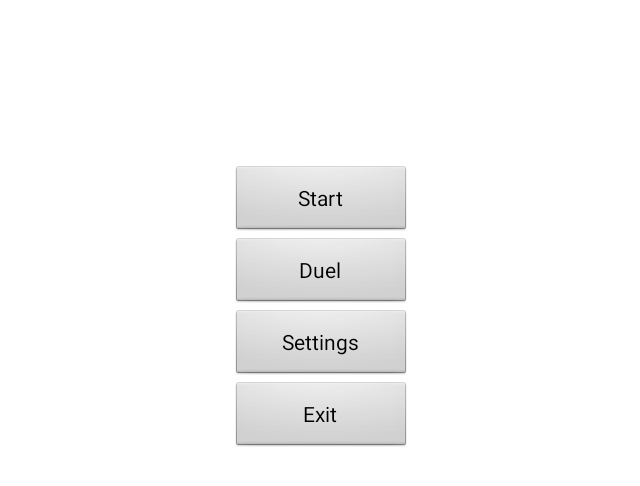
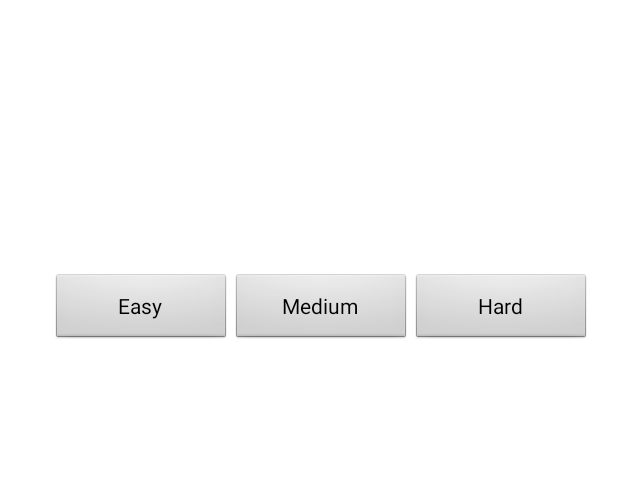
Before and after one commit to KrabeOtake/Roguelike_Ping_Pong, an Android app: the MenuActivity screen opened directly, with no data from a screen before it, after a tap on "Start", on a phone screen of 824 x 412 dp (held sideways). Shown: the top 486 px of the screen, without its empty margins (297-937 px from the left). Run offline under Robolectric (Android 15) with nearby library versions, the phone set to English and light mode, and no system bars.

Commit message:
Difficulty activity added

```diff
--- a/app/src/main/AndroidManifest.xml
+++ b/app/src/main/AndroidManifest.xml
@@ -8,6 +8,7 @@
         android:label="@string/app_name"
         android:supportsRtl="true"
         android:theme="@style/AppTheme" >
+
         <activity
             android:name=".MenuActivity"
             android:theme="@android:style/Theme.NoTitleBar.Fullscreen"
@@ -16,6 +17,7 @@
                 <action android:name="android.intent.action.MAIN" />
             </intent-filter>
         </activity>
+
         <activity
             android:name=".SplashActivity"
             android:theme="@android:style/Theme.NoTitleBar.Fullscreen"
@@ -25,6 +27,12 @@
                 <category android:name="android.intent.category.LAUNCHER" />
             </intent-filter>
         </activity>
+
+        <activity
+            android:name=".DifficultyActivity"
+            android:theme="@android:style/Theme.NoTitleBar.Fullscreen"
+            android:screenOrientation="landscape">
+        </activity>
     </application>
 
 </manifest>
--- /dev/null
+++ b/app/src/main/java/com/example/pingpong/DifficultyActivity.java
@@ -0,0 +1,18 @@
+package com.example.pingpong;
+
+import android.app.Activity;
+import android.os.Bundle;
+
+/**
+ * Created by 111 on 14.07.2016.
+ */
+public class DifficultyActivity extends Activity {
+
+    @Override
+    protected void onCreate(Bundle savedInstanceState){
+        super.onCreate(savedInstanceState);
+        setContentView(R.layout.activity_difficulty);
+    }
+
+
+}
--- a/app/src/main/java/com/example/pingpong/MenuActivity.java
+++ b/app/src/main/java/com/example/pingpong/MenuActivity.java
@@ -1,7 +1,9 @@
 package com.example.pingpong;
 
 import android.app.Activity;
+import android.content.Intent;
 import android.os.Bundle;
+import android.view.View;
 
 public class MenuActivity extends Activity {
 
@@ -10,4 +12,9 @@ public class MenuActivity extends Activity {
         super.onCreate(savedInstanceState);
         setContentView(R.layout.activity_menu);
     }
+
+    public void onStart(View view){
+        Intent intent = new Intent(this, DifficultyActivity.class);
+        startActivity(intent);
+    }
 }
--- /dev/null
+++ b/app/src/main/res/layout/activity_difficulty.xml
@@ -0,0 +1,37 @@
+<?xml version="1.0" encoding="utf-8"?>
+<LinearLayout xmlns:android="http://schemas.android.com/apk/res/android"
+    xmlns:tools="http://schemas.android.com/tools"
+    android:layout_width="match_parent"
+    android:layout_height="match_parent"
+    android:paddingBottom="@dimen/activity_vertical_margin"
+    android:paddingLeft="@dimen/activity_horizontal_margin"
+    android:paddingRight="@dimen/activity_horizontal_margin"
+    android:paddingTop="@dimen/activity_vertical_margin"
+    android:background="#fff"
+    android:orientation="horizontal"
+    android:gravity="center"
+    tools:context="com.example.pingpong.MenuActivity">
+
+    <Button
+        android:id="@+id/easy_button"
+        android:layout_width="120dp"
+        android:layout_height="wrap_content"
+        android:text="@string/difficulty_easy"
+        android:layout_gravity="center_vertical" />
+
+    <Button
+        android:id="@+id/medium_button"
+        android:layout_width="120dp"
+        android:layout_height="wrap_content"
+        android:text="@string/difficulty_medium"
+        android:layout_gravity="center_vertical" />
+
+    <Button
+        android:id="@+id/hard_button"
+        android:layout_width="120dp"
+        android:layout_height="wrap_content"
+        android:text="@string/difficulty_hard"
+        android:layout_gravity="center_vertical" />
+
+
+</LinearLayout>
--- a/app/src/main/res/values/strings.xml
+++ b/app/src/main/res/values/strings.xml
@@ -10,7 +10,8 @@
     <string name="title_activity_fullscreen">FullscreenActivity</string>
     <string name="dummy_button">Dummy Button</string>
     <string name="dummy_content">DUMMY\nCONTENT</string>
-
-
+    <string name="difficulty_easy">Easy</string>
+    <string name="difficulty_medium">Medium</string>
+    <string name="difficulty_hard">Hard</string>
 
 </resources>
```
